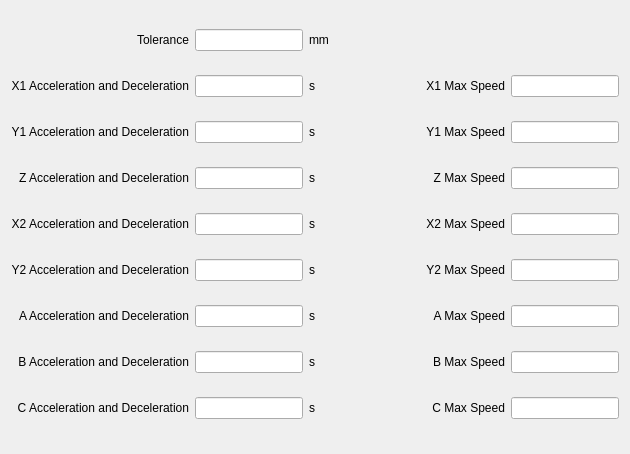
First picture: the form in hcsettings/icmachineconfigpage.ui, repository GaussCheng/2-5AxisPunch, before the edit.
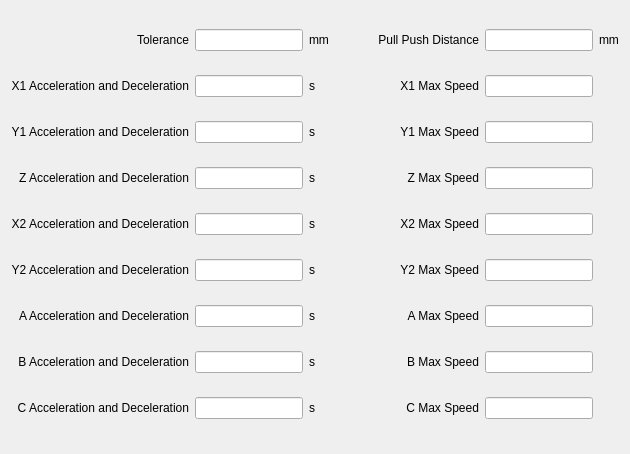
Second picture: the form after the edit. Custom widgets are drawn as their Qt base class.

```diff
--- a/hcsettings/icmachineconfigpage.ui
+++ b/hcsettings/icmachineconfigpage.ui
@@ -311,6 +311,26 @@
    <item row="8" column="6">
     <widget class="ICLineEditWithVirtualNumericKeypad" name="cMaxSpeedEdit"/>
    </item>
+   <item row="0" column="5">
+    <widget class="QLabel" name="label_4">
+     <property name="text">
+      <string>Pull Push Distance</string>
+     </property>
+     <property name="alignment">
+      <set>Qt::AlignRight|Qt::AlignTrailing|Qt::AlignVCenter</set>
+     </property>
+    </widget>
+   </item>
+   <item row="0" column="6">
+    <widget class="ICLineEditWithVirtualNumericKeypad" name="pullPushDistance"/>
+   </item>
+   <item row="0" column="7">
+    <widget class="QLabel" name="label_18">
+     <property name="text">
+      <string>mm</string>
+     </property>
+    </widget>
+   </item>
   </layout>
  </widget>
  <customwidgets>
```
